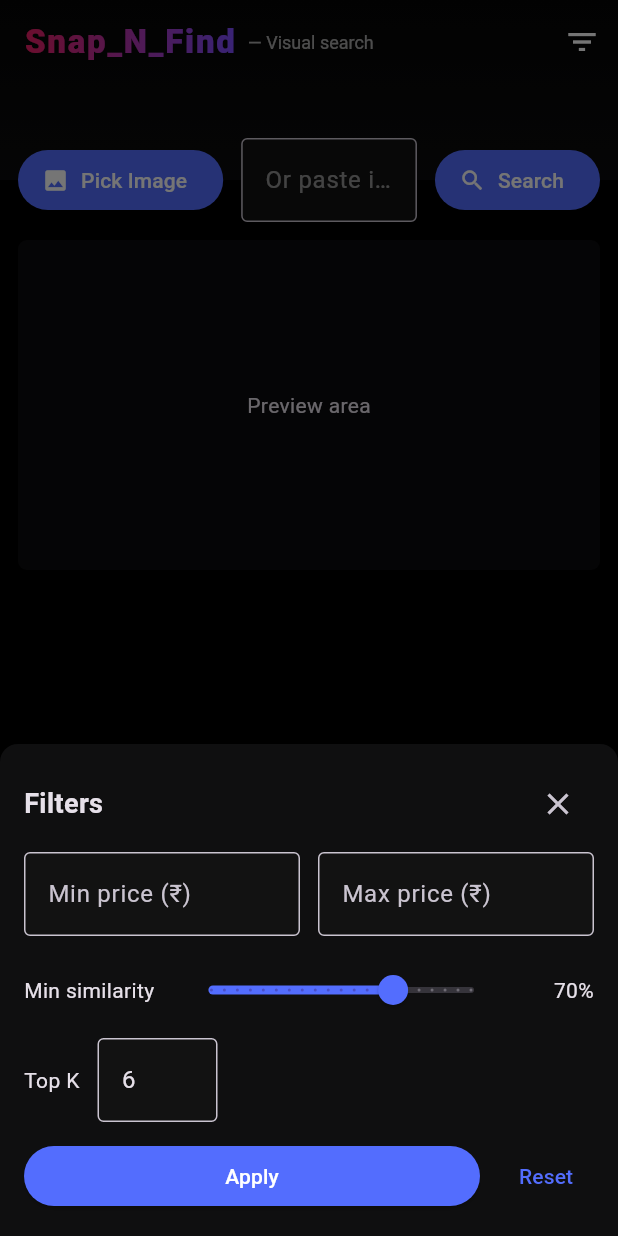
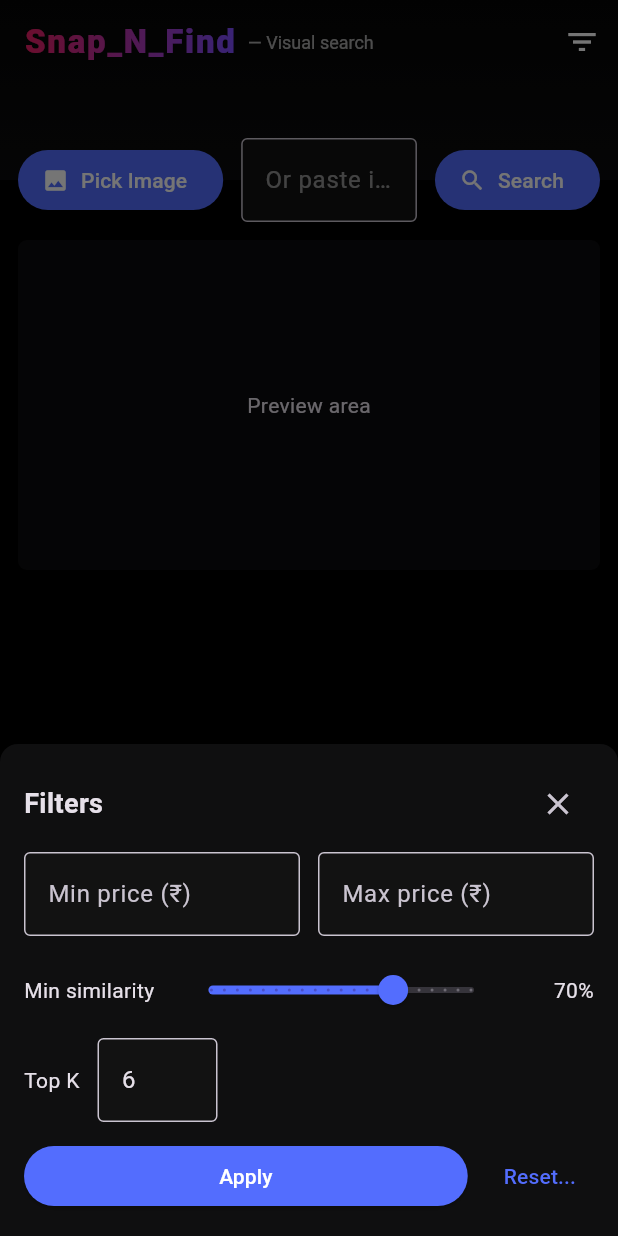
Before and after one commit to shanuwaz/SnapNFind, a Flutter app: the screen it shows after launch, after a tap on the "filter list" icon, on a phone screen of 412 x 824 dp. Run offline on Flutter 3.47's test engine with Material 3 defaults, Android fonts, the phone set to English and light mode, and no system bars; our stand-ins replace image_picker.

Commit message:
Update main.dart

```diff
--- a/productMatcher/vis_rec/lib/main.dart
+++ b/productMatcher/vis_rec/lib/main.dart
@@ -195,7 +195,7 @@
                           _topKController.text = "6";
                         });
                       },
-                      child: const Text("Reset"),
+                      child: const Text("Reset..."),
                     ),
                   ])
                 ]),
```
